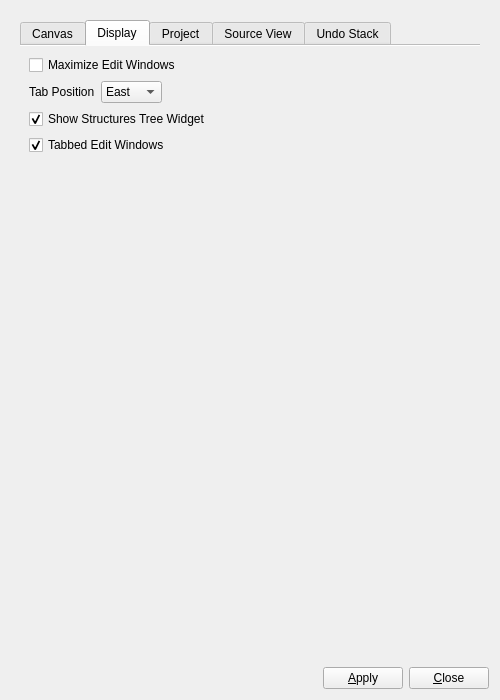
This is UI/glitch-canvas-settings.ui in textbrowser/glitch as Qt 5 draws it before an edit. The edited form follows.
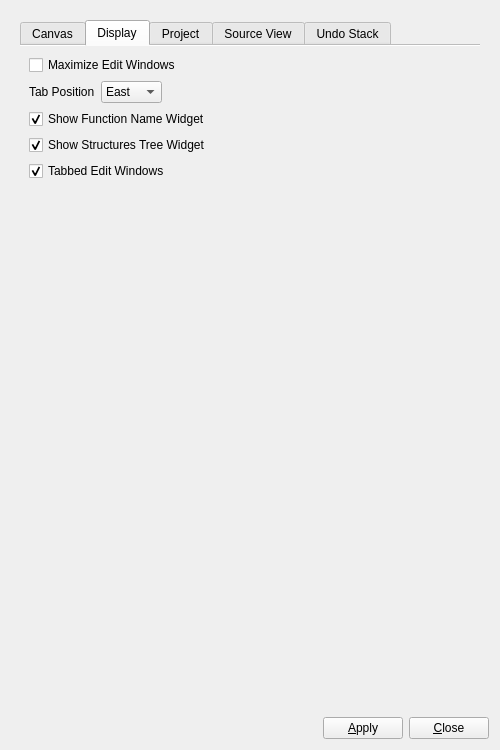
This is the edited form. The open tabs and pages were chosen to show the change. Icons and pictures are not drawn. Custom widgets are drawn as their Qt base class.

The edit to the form file:
```diff
--- a/UI/glitch-canvas-settings.ui
+++ b/UI/glitch-canvas-settings.ui
@@ -7,7 +7,7 @@
     <x>0</x>
     <y>0</y>
     <width>500</width>
-    <height>700</height>
+    <height>750</height>
    </rect>
   </property>
   <property name="windowTitle">
@@ -31,8 +31,8 @@
        <rect>
         <x>0</x>
         <y>0</y>
-        <width>467</width>
-        <height>688</height>
+        <width>488</width>
+        <height>692</height>
        </rect>
       </property>
       <layout class="QVBoxLayout" name="verticalLayout_2">
@@ -590,6 +590,16 @@
              </item>
             </layout>
            </item>
+           <item>
+            <widget class="QCheckBox" name="show_function_name_widget">
+             <property name="text">
+              <string>Show Function Name Widget</string>
+             </property>
+             <property name="checked">
+              <bool>true</bool>
+             </property>
+            </widget>
+           </item>
            <item>
             <widget class="QCheckBox" name="show_structures_tree_widget">
              <property name="text">
```
Left out of the diff: 1 changed line with no effect on the pictures.
